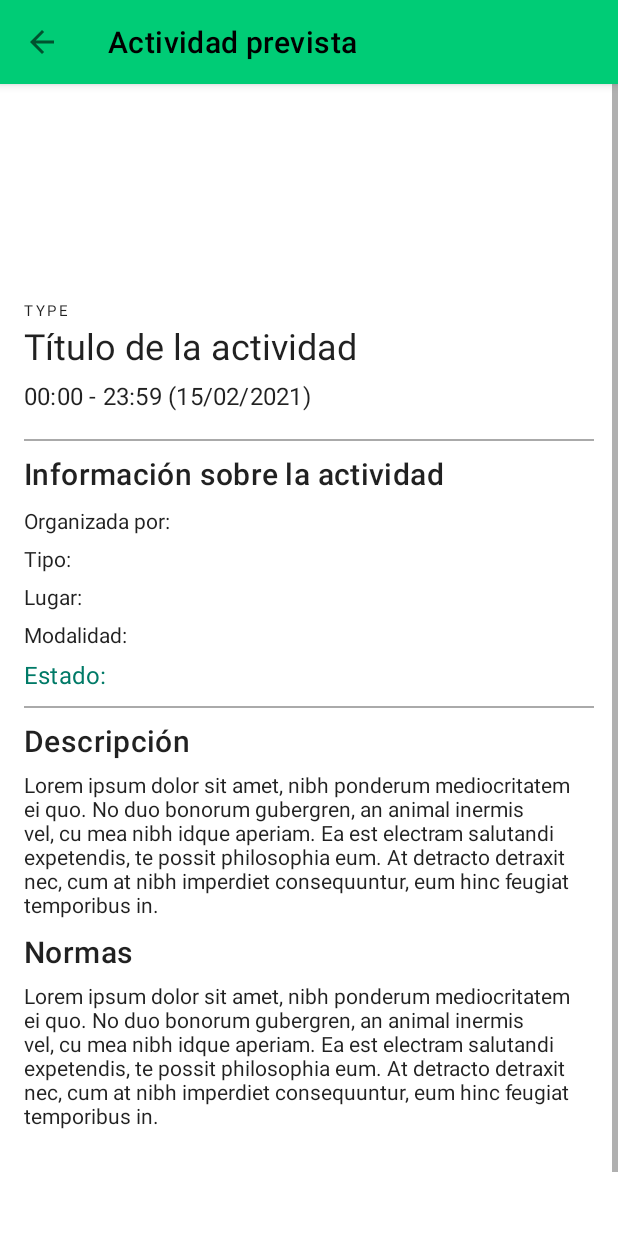
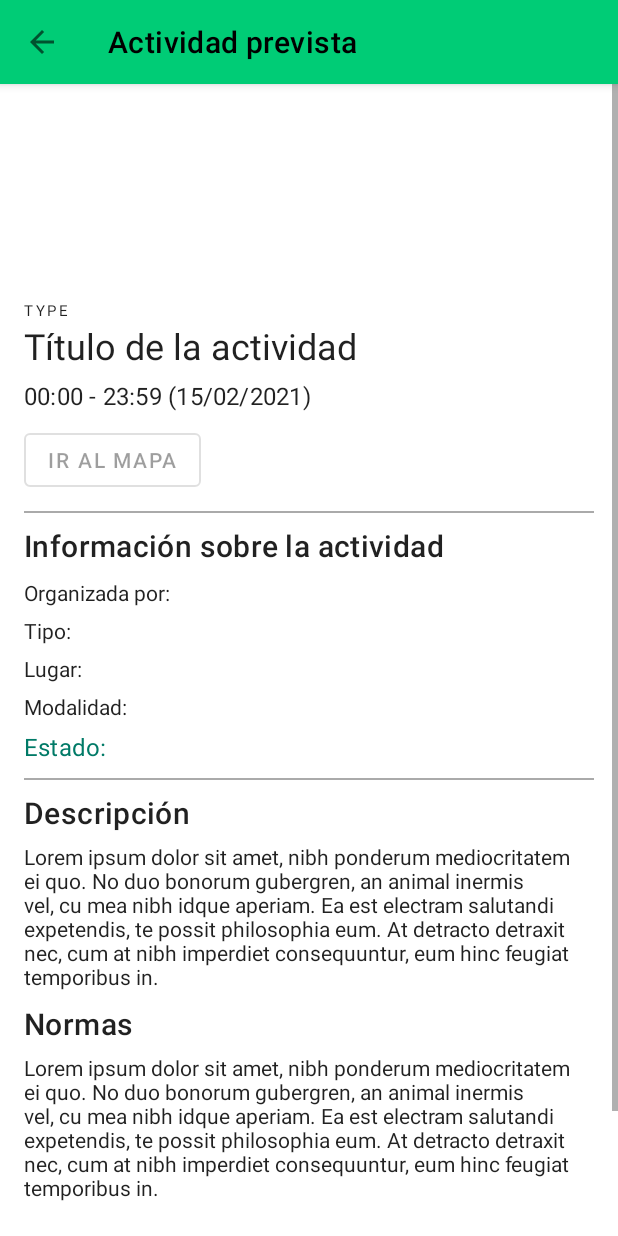
Before and after one commit to Subid99/TFGOrientatree2.0, an Android app: the NowActivity screen opened directly, with no data from a screen before it, on a phone screen of 412 x 824 dp. Run offline under Robolectric (Android 15) with nearby library versions, the phone set to English and light mode, and no system bars; our stand-ins replace Firebase (no records; nobody signed in at launch, a user with empty details on screens opened directly).

Commit message:
Primer intento de arreglar la descarga del mapa (prueba con piquetes)

```diff
--- a/app/src/main/java/com/smov/gabriel/orientatree/ui/NowActivity.java
+++ b/app/src/main/java/com/smov/gabriel/orientatree/ui/NowActivity.java
@@ -259,8 +259,8 @@ public class NowActivity extends AppCompatActivity {
                                     // always enable see map button
                                     nowCredentials_button.setEnabled(true);
                                     nowCredentials_button.setVisibility(View.VISIBLE);
-                                    //nowMap_button.setEnabled(true);
-                                    //nowMap_button.setVisibility(View.VISIBLE);
+                                    nowMap_button.setEnabled(true);
+                                    nowMap_button.setVisibility(View.VISIBLE);
                                     // 2.1) check if we need to change the text of the see participants FAB
                                     switch (activityTime) {
                                         case PAST:
--- a/app/src/main/res/layout/activity_now.xml
+++ b/app/src/main/res/layout/activity_now.xml
@@ -98,7 +98,7 @@
                                 android:layout_height="wrap_content"
                                 android:enabled="false"
                                 android:text="ir al mapa"
-                                android:visibility="gone" />
+                                android:visibility="visible" />
 
                         </LinearLayout>
 
```
Also changed, not shown: app/src/main/java/com/smov/gabriel/orientatree/ui/OrganizerMapActivity.java (+2 -6 lines).
